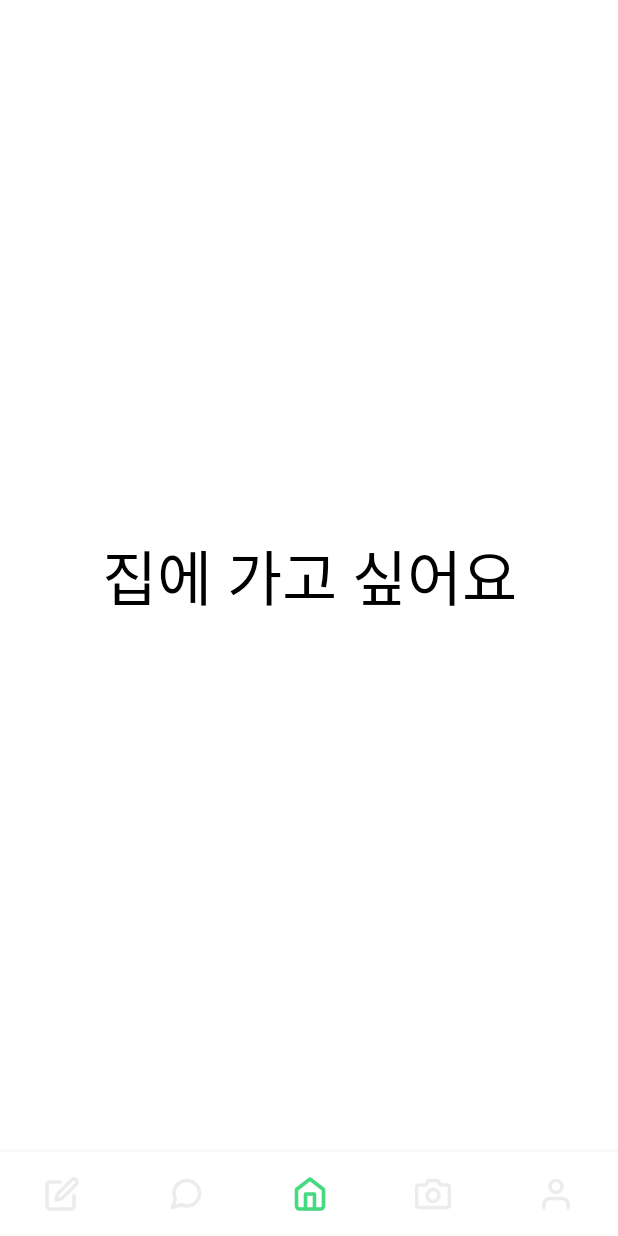
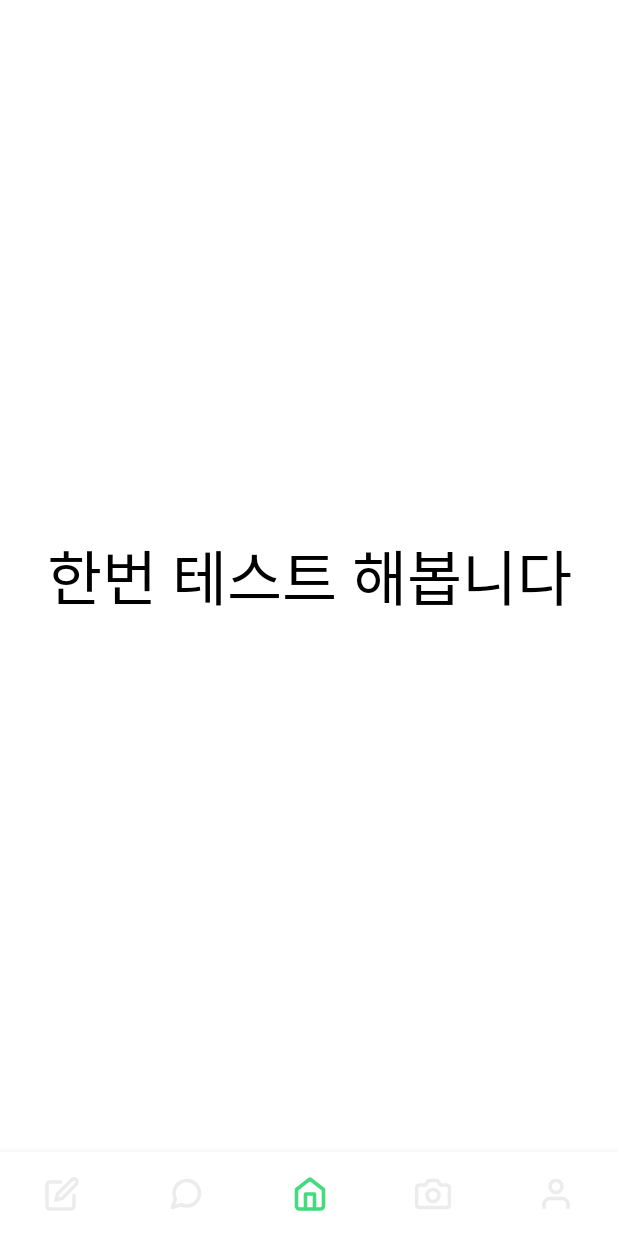
Before and after one commit to For-Plant/forplant_front, an Android app: the screen it shows after launch (MainActivity), on a phone screen of 412 x 824 dp. Run offline under Robolectric (Android 15) with nearby library versions, the phone set to English and light mode, and no system bars.

Commit message:
추가 수정

```diff
--- a/app/src/main/res/layout/fragment_home.xml
+++ b/app/src/main/res/layout/fragment_home.xml
@@ -7,7 +7,7 @@
         android:id="@+id/textView"
         android:layout_width="wrap_content"
         android:layout_height="wrap_content"
-        android:text="집에 가고 싶어요"
+        android:text="한번 테스트 해봅니다"
         android:textColor="@color/black"
         android:textSize="40dp"
         app:layout_constraintBottom_toBottomOf="parent"
--- a/app/src/main/res/values/strings.xml
+++ b/app/src/main/res/values/strings.xml
@@ -1,3 +1,3 @@
 <resources>
-    <string name="app_name">forplant_front</string>
+    <string name="app_name">ForPlant</string>
 </resources>
```
